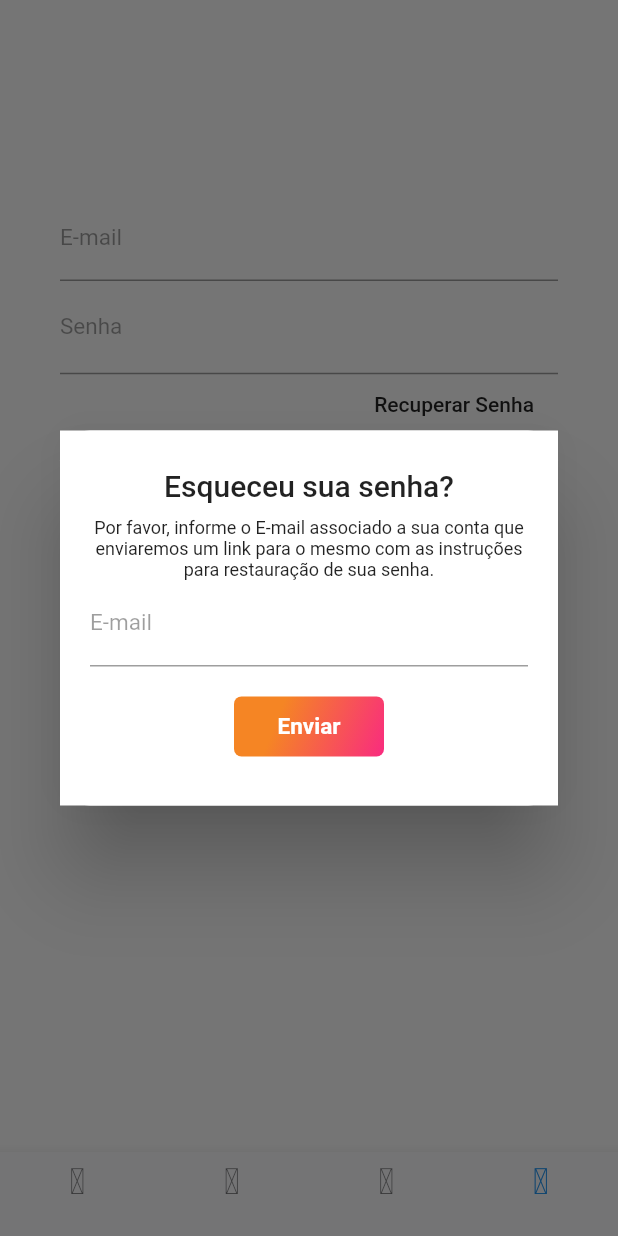
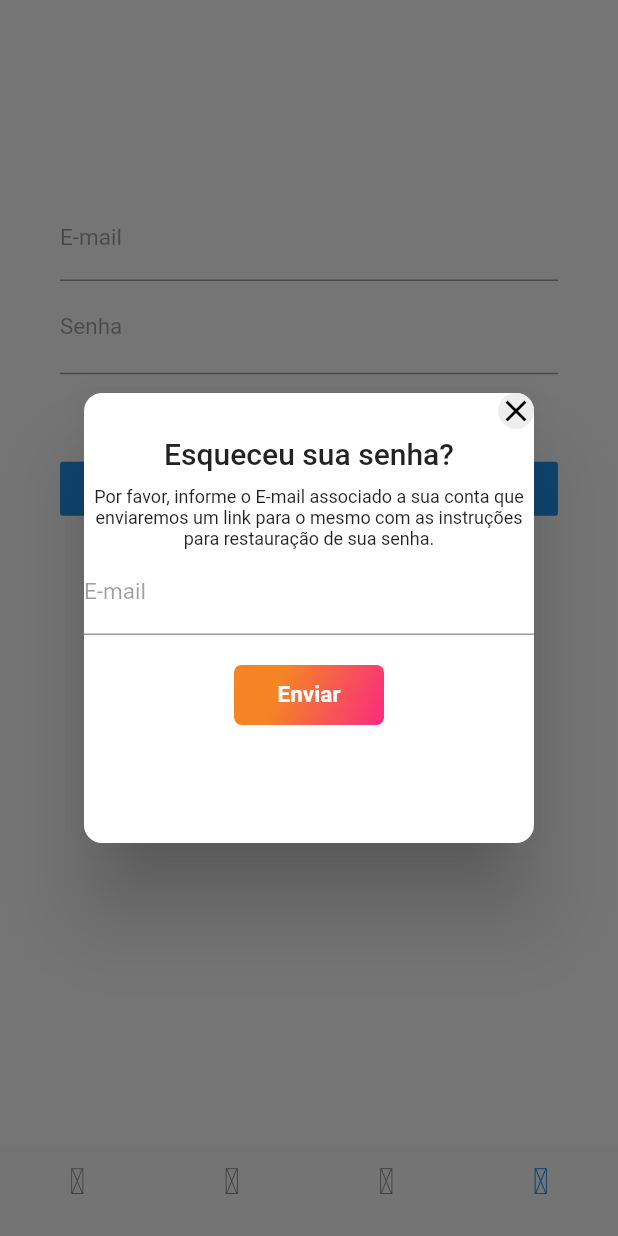
Before and after one commit to Caioww/pet-delivery, a Flutter app: the screen it shows after launch, item 4 of the bottom bar chosen, after a tap on "Recuperar Senha", on a phone screen of 412 x 824 dp. Run offline on Flutter 3.47's test engine with Material 2 defaults, Android fonts, the phone set to English and light mode, and no system bars; our stand-ins replace flutter_icons, flutter_screenutil, font_awesome_flutter; Roboto replaces fonts that are missing (Poppins-Bold, Poppins-Medium).

Commit message:
fix ajust close button in modal

```diff
--- a/petdelivery/lib/screens/CustomModalDialog.dart
+++ b/petdelivery/lib/screens/CustomModalDialog.dart
@@ -2,16 +2,39 @@ import 'package:flutter/material.dart';
 
 void showSimpleCustomDialog(BuildContext context) {
   Dialog simpleDialog = Dialog(
-    shape: RoundedRectangleBorder(
-      borderRadius: BorderRadius.circular(20.0),
-    ),
+    shape: RoundedRectangleBorder(borderRadius: BorderRadius.circular(12.0)),
     child: Container(
-      height: 250.0,
-      width: 600.0,
-      padding: EdgeInsets.only(top: 20, left: 20, right: 20),
-      color: Colors.white,
+      decoration: BoxDecoration(
+        borderRadius: BorderRadius.circular(20.0),
+        color: Colors.white,
+      ),
+      height: 300.0,
+      width: 300.0,
       child: ListView(
         children: <Widget>[
+          Stack(
+            children: <Widget>[
+              Align(
+                // These values are based on trial & error method
+                alignment: Alignment(1.00, -1.90),
+                child: InkWell(
+                  onTap: () {
+                    Navigator.pop(context);
+                  },
+                  child: Container(
+                    decoration: BoxDecoration(
+                      color: Colors.grey[200],
+                      borderRadius: BorderRadius.circular(12),
+                    ),
+                    child: Icon(
+                      Icons.close,
+                      color: Colors.black,
+                    ),
+                  ),
+                ),
+              ),
+            ],
+          ),
           Column(
             mainAxisAlignment: MainAxisAlignment.spaceBetween,
             children: <Widget>[
```
